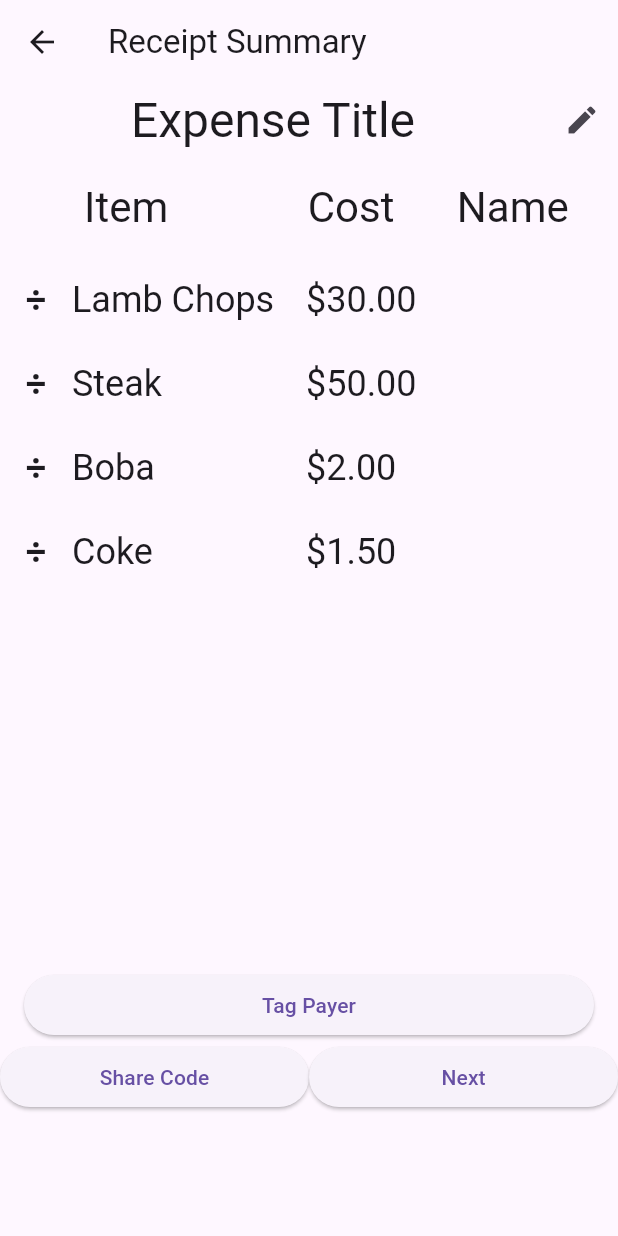
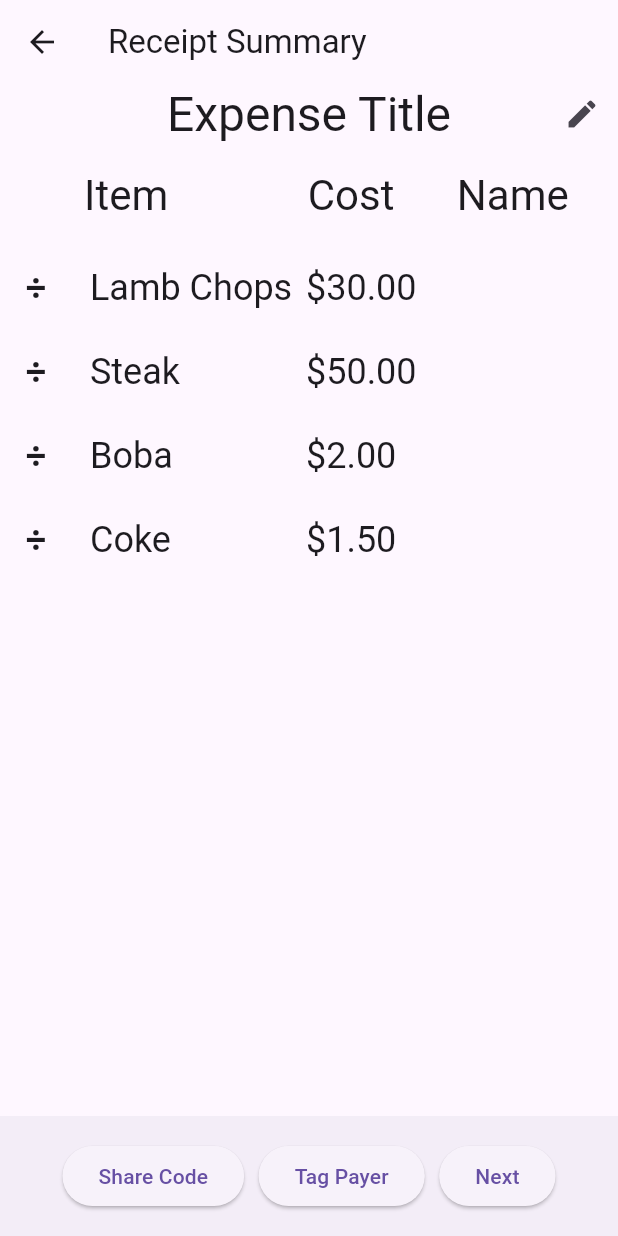
Before and after one commit to bradhu25/QuirkyQuarters, a Flutter app: the ReceiptSummaryRoute screen opened directly, on a phone screen of 412 x 824 dp. Run offline on Flutter 3.47's test engine with Material 3 defaults, Android fonts, the phone set to English and light mode, and no system bars.

Commit message:
Installed bottom nav bar and edited formatting on receipt summary

```diff
--- a/lib/screens/receipt_summary.dart
+++ b/lib/screens/receipt_summary.dart
@@ -70,16 +70,19 @@ class _ReceiptSummaryRouteState extends State<ReceiptSummaryRoute> {
           child: Column(
             children: [
               Row(
-                  mainAxisAlignment: MainAxisAlignment.center, // Center row contents
                 children: [
-                    Expanded( // Use Expanded instead of Flexible if you want the text to take all available space
-                      child: Text(
+                  Expanded(
+                    child: Stack(
+                      alignment: Alignment.center,
+                      children: [
+                        Text(
                           "Expense Title",
                           style: Theme.of(context).textTheme.headlineLarge,
                           textAlign: TextAlign.center,
                         ),
-                    ),
-                    IconButton(
+                        Positioned(
+                          right: 0,
+                          child: IconButton(
                             icon: Icon(Icons.edit),
                             onPressed: () {
                               Navigator.push(
@@ -88,13 +91,12 @@ class _ReceiptSummaryRouteState extends State<ReceiptSummaryRoute> {
                               );
                             },
                           ),
+                        ),
                       ],
                     ),
-                  // TODO: [UI] Consider wrapping the text + edit widget to
-                  // prevent overflow (see Expanded/Flexible), and also center
-                  // the "Expense Title" rather than entire row w/ Edit Icon [Victoria]
-                  //hello
-                  // hi!
+                  ),
+                ],
+              ),
                   //TODO: [DEV] Load expense title in from Firebase
               Column(
                 children: [
@@ -126,7 +128,7 @@ class _ReceiptSummaryRouteState extends State<ReceiptSummaryRoute> {
                       IconButton(
                         icon: Text('÷', style: TextStyle(fontSize: 24, fontWeight: FontWeight.bold)),
                         onPressed: () {
-                          // Implement divide entry functionality
+                          // TODO: [DEV] Implement add entry functionality
                         },
                       ),
                       Expanded(
@@ -152,7 +154,10 @@ class _ReceiptSummaryRouteState extends State<ReceiptSummaryRoute> {
                                 children: [
                                   Expanded(
                                     flex: 3,
+                                    child: Padding(
+                                      padding: EdgeInsets.only(left: 12),
                                       child: Text(itemsCostsNames[i].item),
+                                    ),
                                   ),
                                   Expanded(
                                     flex: 2,
@@ -172,70 +177,50 @@ class _ReceiptSummaryRouteState extends State<ReceiptSummaryRoute> {
                   ),
                 ],
               ),
-
-              // TODO: [UI] Make Next/Camera buttons appear fixed at the bottom of
-              // the screen. This means we can still see them when we scroll. [Iris]
-              SizedBox(height: 250),
-              // TODO: [UI] Add some padding around the buttons so that
-              // they don't go all the way from end to end of screen
-              Row(
+            ]
+          )
+        ),
+      ),
+      bottomNavigationBar: BottomAppBar(
+        child: Padding(
+          padding: const EdgeInsets.symmetric(horizontal: 16.0, vertical: 8.0),
+          child: Row(
+            mainAxisAlignment: MainAxisAlignment.spaceEvenly,
             children: [
-                  Expanded(
-                    child: tagging
-                        ? Padding(
-                            padding: const EdgeInsets.symmetric(horizontal: 16.0), // Padding around the TextField
-                            child: TextField(
-                              controller: payerController,
-                              style: Theme.of(context).textTheme.headlineSmall,
-                              textAlign: TextAlign.center,
-                              decoration: InputDecoration(
-                                hintText: 'Enter Name...',
-                                border: InputBorder.none,
+              ElevatedButton(
+                onPressed: () {
+                  // TODO: [DEV] Develop Share Code functionality
+                },
+                child: Text("Share Code"),
               ),
-                              onSubmitted: (name) {
-                                tagPayer(name);
+              if (tagging)
+                ElevatedButton(
+                  onPressed: () {
                   },
-                            ),
+                  child: Text("Confirm Tag"),
                 )
-                        : Padding(
-                            padding: const EdgeInsets.symmetric(horizontal: 16.0), // Padding around the Button
-                            child: ElevatedButton(
+              else
+                ElevatedButton(
                   onPressed: () {
                     setState(() {
                       tagging = true;
                     });
                   },
+                  // TODO: [DEV] Implement Tag Payer functionality
                   child: Text("Tag Payer"),
                 ),
-                          ),
-                  ),
-                ],
-              ),
-              Row(
-                children: [
-                  Expanded(
-                    child: ElevatedButton(
-                      // TODO: [DEV] Implement Share Code functionality.
-                      onPressed: () {},
-                      child: Text("Share Code")
-                      ),
-                  ),
-                  Expanded(
-                    child: ElevatedButton(
-                      // TODO: [DEV] Implement Next functionality.
+              ElevatedButton(
                 onPressed: () {
+                  // TODO: [DEV] Implement Next functionality
                   Navigator.push(
                     context,
                     MaterialPageRoute(builder: (context) => const SplitSummaryRoute()),
                   );
                 },
-                      child: Text("Next")
+                child: Text("Next"),
               ),
+            ],
           ),
-                ]
-              )
-            ]
-          )
         ),
       ),
     );
```
Lines whose indentation alone changed are shown as unchanged.
